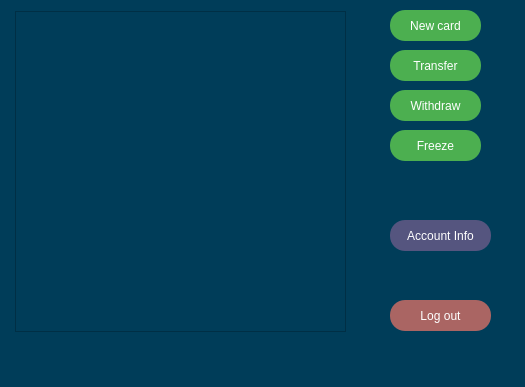
The window that modules/view/depositmanager.ui (ZhekLu/financial-system) describes before a commit, drawn with Qt 5.
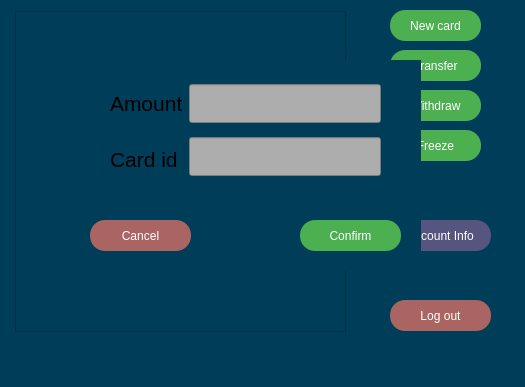
The same window after the commit.

```diff
--- a/modules/view/depositmanager.ui
+++ b/modules/view/depositmanager.ui
@@ -857,6 +857,176 @@
      <bool>false</bool>
     </attribute>
    </widget>
+   <widget class="QWidget" name="transfer_widget" native="true">
+    <property name="geometry">
+     <rect>
+      <x>70</x>
+      <y>60</y>
+      <width>351</width>
+      <height>211</height>
+     </rect>
+    </property>
+    <widget class="QPushButton" name="confirm_but">
+     <property name="geometry">
+      <rect>
+       <x>230</x>
+       <y>160</y>
+       <width>101</width>
+       <height>31</height>
+      </rect>
+     </property>
+     <property name="font">
+      <font>
+       <pointsize>-1</pointsize>
+       <underline>false</underline>
+       <strikeout>false</strikeout>
+      </font>
+     </property>
+     <property name="cursor">
+      <cursorShape>PointingHandCursor</cursorShape>
+     </property>
+     <property name="styleSheet">
+      <string notr="true">QPushButton {
+  font-size: 12px;
+  text-align: center;
+  text-decoration: none;
+  outline: none;
+  color: #fff;
+  background-color: #4CAF50;
+  border: none;
+  border-radius: 15px;
+}
+QPushButton:hover{
+ background-color: rgb(85, 195, 89);
+}</string>
+     </property>
+     <property name="text">
+      <string>Confirm</string>
+     </property>
+    </widget>
+    <widget class="QWidget" name="layoutWidget">
+     <property name="geometry">
+      <rect>
+       <x>40</x>
+       <y>20</y>
+       <width>271</width>
+       <height>102</height>
+      </rect>
+     </property>
+     <layout class="QHBoxLayout" name="horizontalLayout_2">
+      <item>
+       <layout class="QVBoxLayout" name="verticalLayout_3">
+        <property name="spacing">
+         <number>10</number>
+        </property>
+        <item>
+         <widget class="QLabel" name="amount_label">
+          <property name="font">
+           <font>
+            <pointsize>16</pointsize>
+           </font>
+          </property>
+          <property name="text">
+           <string>Amount</string>
+          </property>
+         </widget>
+        </item>
+        <item>
+         <widget class="QLabel" name="id_label">
+          <property name="font">
+           <font>
+            <pointsize>16</pointsize>
+           </font>
+          </property>
+          <property name="text">
+           <string>Card id</string>
+          </property>
+         </widget>
+        </item>
+       </layout>
+      </item>
+      <item>
+       <layout class="QVBoxLayout" name="verticalLayout_4">
+        <property name="spacing">
+         <number>10</number>
+        </property>
+        <item>
+         <widget class="QLineEdit" name="amount_line">
+          <property name="font">
+           <font>
+            <pointsize>20</pointsize>
+           </font>
+          </property>
+          <property name="styleSheet">
+           <string notr="true">border-color: rgb(0, 0, 0);
+background-color: rgb(173, 173, 173);
+color: rgb(0, 0, 0);</string>
+          </property>
+          <property name="text">
+           <string/>
+          </property>
+         </widget>
+        </item>
+        <item>
+         <widget class="QLineEdit" name="id_line">
+          <property name="font">
+           <font>
+            <pointsize>20</pointsize>
+           </font>
+          </property>
+          <property name="styleSheet">
+           <string notr="true">border-color: rgb(0, 0, 0);
+background-color: rgb(173, 173, 173);
+color: rgb(0, 0, 0);</string>
+          </property>
+          <property name="text">
+           <string/>
+          </property>
+         </widget>
+        </item>
+       </layout>
+      </item>
+     </layout>
+    </widget>
+    <widget class="QPushButton" name="cancel_but">
+     <property name="geometry">
+      <rect>
+       <x>20</x>
+       <y>160</y>
+       <width>101</width>
+       <height>31</height>
+      </rect>
+     </property>
+     <property name="font">
+      <font>
+       <pointsize>-1</pointsize>
+       <underline>false</underline>
+       <strikeout>false</strikeout>
+      </font>
+     </property>
+     <property name="cursor">
+      <cursorShape>PointingHandCursor</cursorShape>
+     </property>
+     <property name="styleSheet">
+      <string notr="true">QPushButton {
+  font-size: 12px;
+  text-align: center;
+  text-decoration: none;
+  outline: none;
+  color: #fff;
+  background-color: rgb(170, 101, 99);
+  border: none;
+  border-radius: 15px;
+}
+QPushButton:hover{
+ background-color: rgb(85, 195, 89);
+}</string>
+     </property>
+     <property name="text">
+      <string>Cancel</string>
+     </property>
+    </widget>
+   </widget>
   </widget>
   <widget class="QMenuBar" name="menubar">
    <property name="geometry">
```
